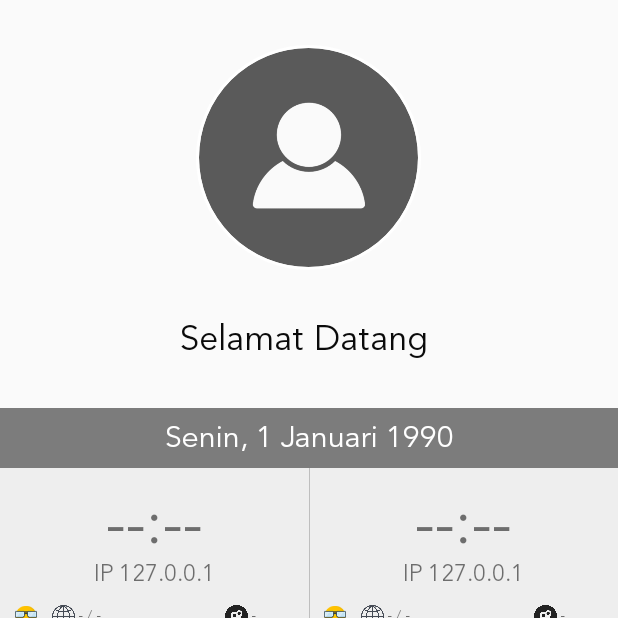
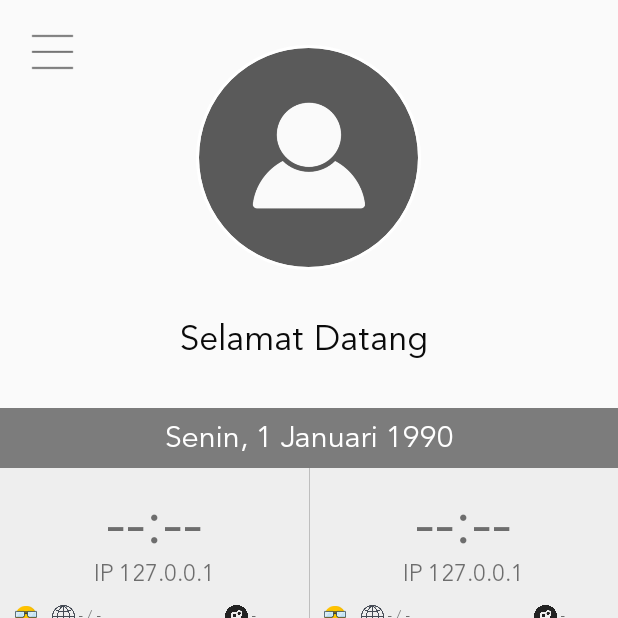
Before and after one commit to mfarrasmajid/presensimitratel, an Android app: the MainActivity screen opened directly, with no data from a screen before it, on a phone screen of 412 x 824 dp, the top half of it. Run offline under Robolectric (Android 15) with nearby library versions, the phone set to English and light mode, and no system bars; our stand-ins replace CircleImageView, Picasso; pictures from the network do not load; 5 statements that could not run were skipped.

Commit message:
Presensi Mitratel v1.1.0 Added SideBar

```diff
--- /dev/null
+++ b/app/src/main/res/drawable/drawable_side.xml
@@ -0,0 +1,6 @@
+<?xml version="1.0" encoding="utf-8"?>
+<selector xmlns:android="http://schemas.android.com/apk/res/android">
+    <item android:drawable="@drawable/side_menu_pressed" android:state_focused="true" />
+    <item android:drawable="@drawable/side_menu_pressed" android:state_pressed="true"/>
+    <item android:drawable="@drawable/side_menu" />
+</selector>
--- a/app/src/main/res/layout/activity_main.xml
+++ b/app/src/main/res/layout/activity_main.xml
@@ -35,6 +35,17 @@
                         android:id="@+id/backgroundMain"
                         android:layout_width="match_parent"
                         android:layout_height="wrap_content">
+
+                        <Button
+                            android:id="@+id/menu"
+                            android:layout_width="30dp"
+                            android:layout_height="30dp"
+                            android:layout_alignParentTop="true"
+                            android:layout_marginTop="20dp"
+                            android:layout_marginStart="20dp"
+                            android:background="@drawable/drawable_side"
+                            style="?android:attr/borderlessButtonStyle"
+                            />
 
                     <de.hdodenhof.circleimageview.CircleImageView
                         android:id="@+id/profile_image"
--- /dev/null
+++ b/app/src/main/res/transition/slide_sidebar.xml
@@ -0,0 +1,10 @@
+<?xml version="1.0" encoding="utf-8"?>
+<slide xmlns:android="http://schemas.android.com/apk/res/android"
+    android:duration="300"
+    android:slideEdge="left"
+    >
+    <targets>
+        <target android:excludeId="@android:id/statusBarBackground" />
+        <target android:excludeId="@android:id/navigationBarBackground" />
+    </targets>
+</slide>
--- a/app/src/main/res/values/styles.xml
+++ b/app/src/main/res/values/styles.xml
@@ -5,7 +5,7 @@
         <!-- Customize your theme here. -->
         <item name="colorPrimary">@color/colorPrimary</item>
         <item name="colorPrimaryDark">@color/colorPrimaryDark</item>
-        <item name="colorAccent">@color/colorAccent</item>
+        <item name="colorAccent">@color/colorPrimary</item>
         <item name="android:fontFamily">@font/avenir</item>
         <item name="android:windowContentTransitions">true</item>
         <item name="android:windowEnterTransition">@transition/enter_event</item>
@@ -33,6 +33,21 @@
         <item name="android:windowEnterTransition">@transition/slide_absen</item>
     </style>
 
+    <style name="SideBarTheme" parent="Theme.MaterialComponents.Light.NoActionBar">
+        <item name="android:windowIsTranslucent">true</item>
+        <item name="android:windowBackground">@color/colorBlack50</item>
+        <item name="colorPrimary">@color/colorPrimary</item>
+        <item name="colorPrimaryDark">@color/colorPrimaryDark</item>
+        <item name="colorAccent">@color/colorAccent</item>
+        <!--        <item name="android:windowContentOverlay">@null</item>-->
+        <!--        <item name="android:windowNoTitle">true</item>-->
+        <!--        <item name="android:windowIsFloating">true</item>-->
+        <!--        <item name="android:backgroundDimEnabled">false</item>-->
+        <item name="android:fontFamily">@font/avenir</item>
+        <item name="android:windowActivityTransitions">true</item>
+        <item name="android:windowEnterTransition">@transition/slide_sidebar</item>
+    </style>
+
     <style name="KeteranganTheme" parent="Theme.MaterialComponents.Light.NoActionBar">
         <item name="colorPrimary">@color/colorPrimary</item>
         <item name="colorPrimaryDark">@color/colorPrimaryDark</item>
```
Also changed, not shown: app/src/main/AndroidManifest.xml (+5 -4 lines), app/src/main/java/com/example/presensimitratel/MainActivity.java (+40 -23 lines), app/src/main/java/com/example/presensimitratel/SideBarActivity.java (added, +72 -0 lines), app/src/main/res/drawable/drawable_home.xml (added, +10 -0 lines), app/src/main/res/drawable/drawable_logout.xml (added, +10 -0 lines), app/src/main/res/drawable/drawable_profile.xml (added, +10 -0 lines), app/src/main/res/drawable/drawable_report.xml (added, +10 -0 lines), app/src/main/res/drawable/ripple_black.xml (added, +17 -0 lines), app/src/main/res/layout/activity_side_bar.xml (added, +117 -0 lines), app/src/main/res/drawable/side_home.png (added), app/src/main/res/drawable/side_logout.png (added), app/src/main/res/drawable/side_menu.png (added), app/src/main/res/drawable/side_menu_pressed.png (added), app/src/main/res/drawable/side_profile.png (added), 1 more files.
